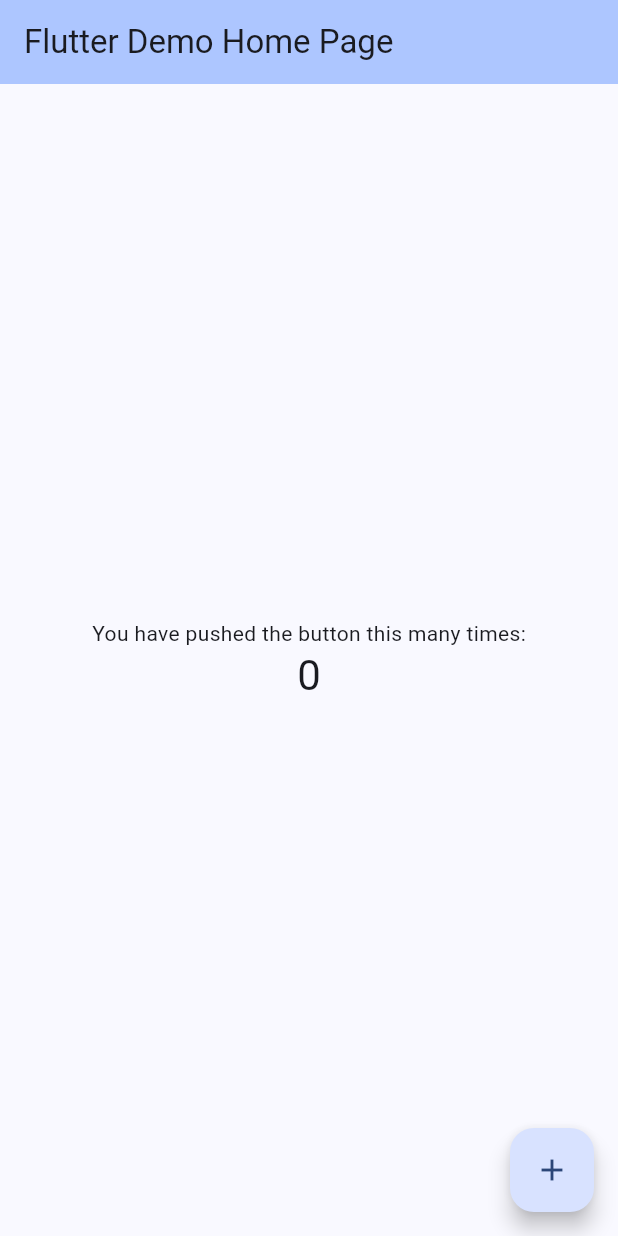
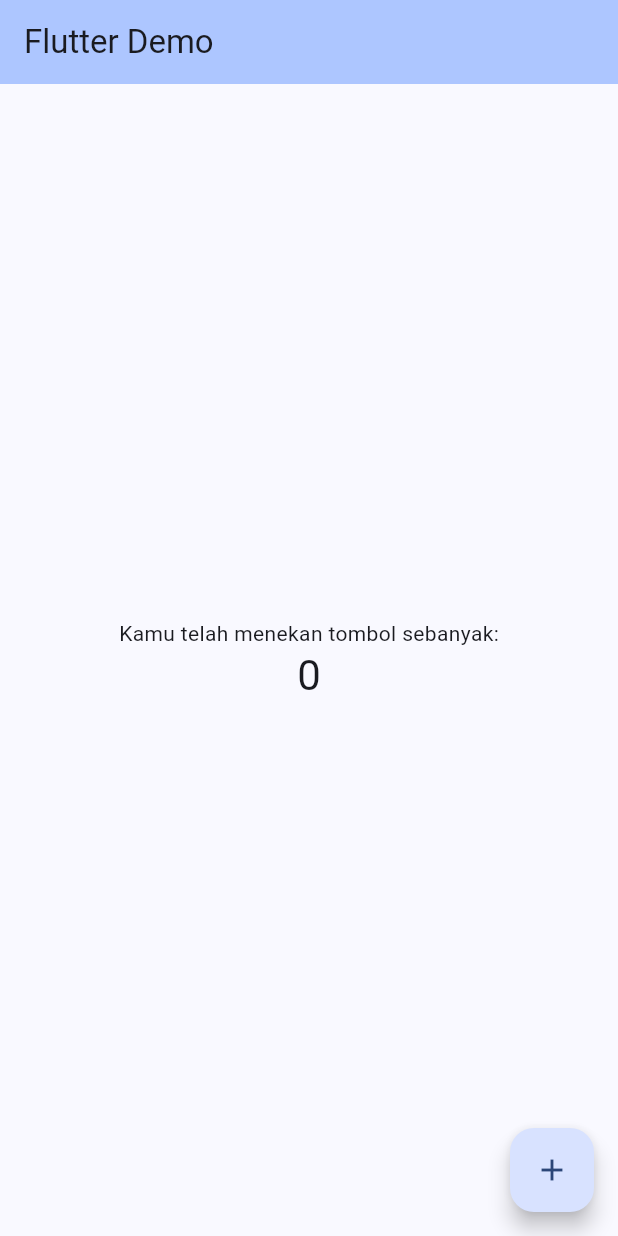
Before and after one commit to timoresing/tubes_pm_kelompok1, a Flutter app: the screen it shows after launch, on a phone screen of 412 x 824 dp. Run offline on Flutter 3.47's test engine with Material 3 defaults, Android fonts, the phone set to English and light mode, and no system bars.

Commit message:
Mengubah teks jadi bahasa indonesia

```diff
--- a/lib/main.dart
+++ b/lib/main.dart
@@ -31,7 +31,7 @@ class MyApp extends StatelessWidget {
         // tested with just a hot reload.
         colorScheme: ColorScheme.fromSeed(seedColor: Colors.blueAccent),
       ),
-      home: const MyHomePage(title: 'Flutter Demo Home Page'),
+      home: const MyHomePage(title: 'Flutter Demo'),
     );
   }
 }
@@ -105,7 +105,7 @@ class _MyHomePageState extends State<MyHomePage> {
           // wireframe for each widget.
           mainAxisAlignment: MainAxisAlignment.center,
           children: <Widget>[
-            const Text('You have pushed the button this many times:'),
+            const Text('Kamu telah menekan tombol sebanyak:'),
             Text(
               '$_counter',
               style: Theme.of(context).textTheme.headlineMedium,
```
